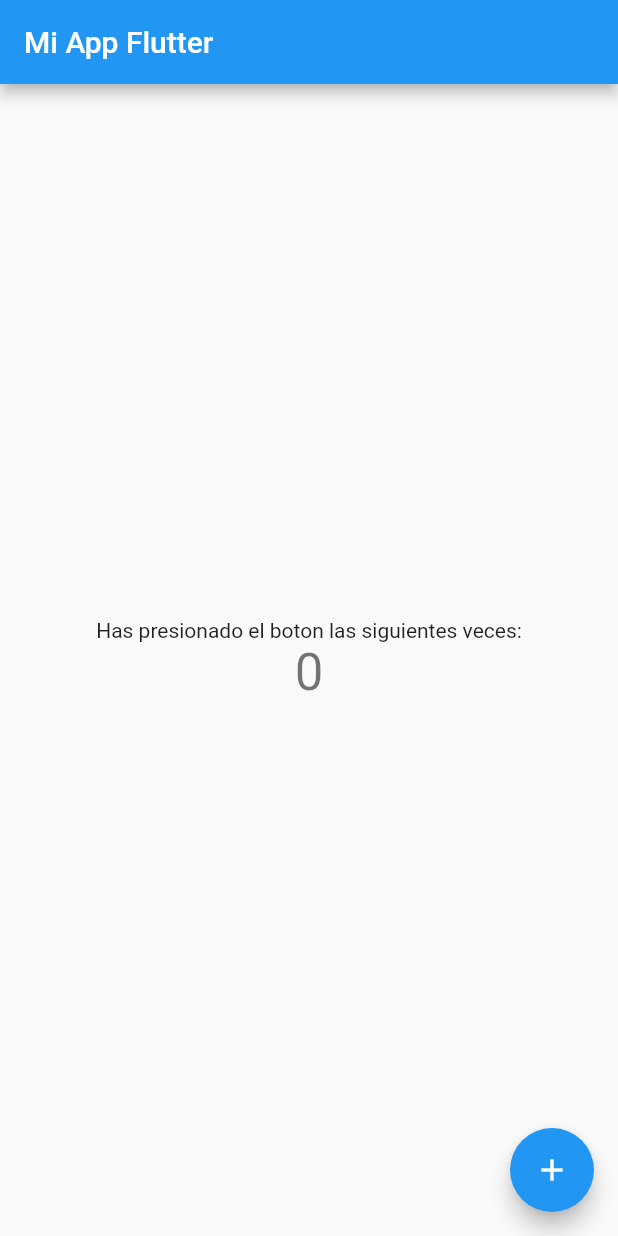
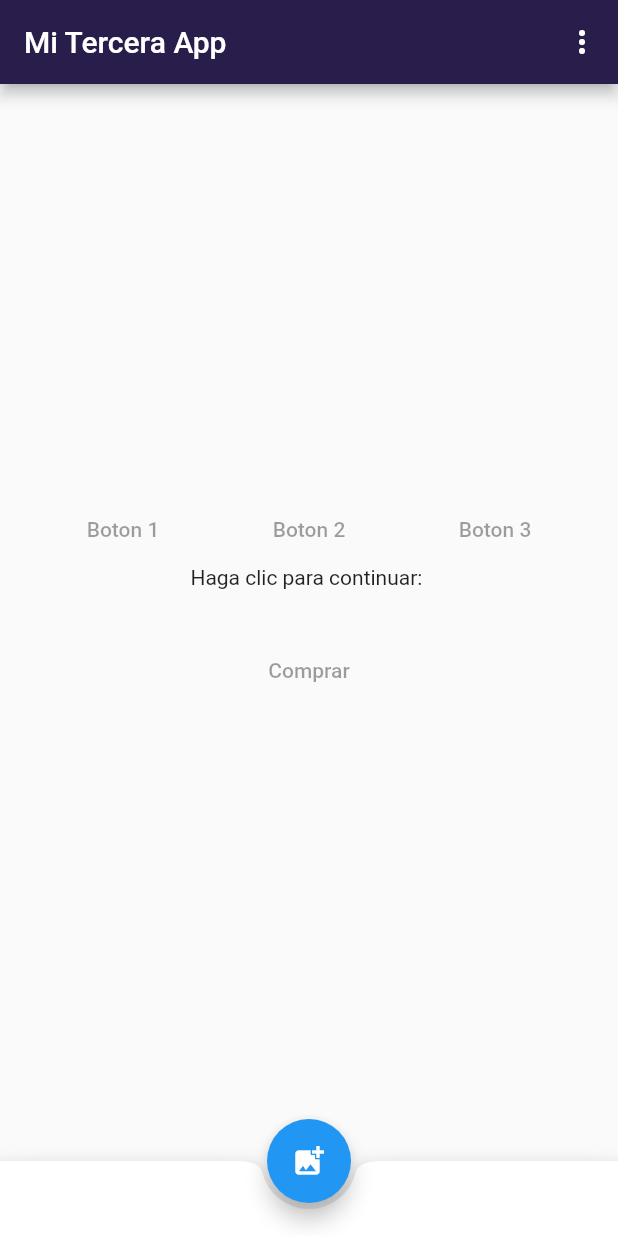
Before and after one commit to brxndo/app_flutter_1, a Flutter app: the screen it shows after launch, on a phone screen of 412 x 824 dp. Run offline on Flutter 3.47's test engine with Material 2 defaults, Android fonts, the phone set to English and light mode, and no system bars.

Commit message:
Agregado botones

```diff
--- a/lib/main.dart
+++ b/lib/main.dart
@@ -1,115 +1,16 @@
+import 'package:app_flutter_1/screens/HomeScreen.dart';
 import 'package:flutter/material.dart';
 
 void main() {
-  runApp(const MyApp());
+  runApp(new MyApp());
 }
 
 class MyApp extends StatelessWidget {
-  const MyApp({super.key});
-
-  // This widget is the root of your application.
   @override
   Widget build(BuildContext context) {
     return MaterialApp(
-      title: 'Flutter Demo',
-      theme: ThemeData(
-        // This is the theme of your application.
-        //
-        // Try running your application with "flutter run". You'll see the
-        // application has a blue toolbar. Then, without quitting the app, try
-        // changing the primarySwatch below to Colors.green and then invoke
-        // "hot reload" (press "r" in the console where you ran "flutter run",
-        // or simply save your changes to "hot reload" in a Flutter IDE).
-        // Notice that the counter didn't reset back to zero; the application
-        // is not restarted.
-        primarySwatch: Colors.blue,
-      ),
-      home: const MyHomePage(title: 'Mi App Flutter'),
-    );
+        debugShowCheckedModeBanner: false,
+        title: "Mi Tercera App",
+        home: HomeScreen());
   }
 }
-
-class MyHomePage extends StatefulWidget {
-  const MyHomePage({super.key, required this.title});
-
-  // This widget is the home page of your application. It is stateful, meaning
-  // that it has a State object (defined below) that contains fields that affect
-  // how it looks.
-
-  // This class is the configuration for the state. It holds the values (in this
-  // case the title) provided by the parent (in this case the App widget) and
-  // used by the build method of the State. Fields in a Widget subclass are
-  // always marked "final".
-
-  final String title;
-
-  @override
-  State<MyHomePage> createState() => _MyHomePageState();
-}
-
-class _MyHomePageState extends State<MyHomePage> {
-  int _counter = 0;
-
-  void _incrementCounter() {
-    setState(() {
-      // This call to setState tells the Flutter framework that something has
-      // changed in this State, which causes it to rerun the build method below
-      // so that the display can reflect the updated values. If we changed
-      // _counter without calling setState(), then the build method would not be
-      // called again, and so nothing would appear to happen.
-      _counter++;
-    });
-  }
-
-  @override
-  Widget build(BuildContext context) {
-    // This method is rerun every time setState is called, for instance as done
-    // by the _incrementCounter method above.
-    //
-    // The Flutter framework has been optimized to make rerunning build methods
-    // fast, so that you can just rebuild anything that needs updating rather
-    // than having to individually change instances of widgets.
-    return Scaffold(
-      appBar: AppBar(
-        // Here we take the value from the MyHomePage object that was created by
-        // the App.build method, and use it to set our appbar title.
-        title: Text(widget.title),
-      ),
-      body: Center(
-        // Center is a layout widget. It takes a single child and positions it
-        // in the middle of the parent.
-        child: Column(
-          // Column is also a layout widget. It takes a list of children and
-          // arranges them vertically. By default, it sizes itself to fit its
-          // children horizontally, and tries to be as tall as its parent.
-          //
-          // Invoke "debug painting" (press "p" in the console, choose the
-          // "Toggle Debug Paint" action from the Flutter Inspector in Android
-          // Studio, or the "Toggle Debug Paint" command in Visual Studio Code)
-          // to see the wireframe for each widget.
-          //
-          // Column has various properties to control how it sizes itself and
-          // how it positions its children. Here we use mainAxisAlignment to
-          // center the children vertically; the main axis here is the vertical
-          // axis because Columns are vertical (the cross axis would be
-          // horizontal).
-          mainAxisAlignment: MainAxisAlignment.center,
-          children: <Widget>[
-            const Text(
-              'Has presionado el boton las siguientes veces:',
-            ),
-            Text(
-              '$_counter',
-              style: Theme.of(context).textTheme.headline4,
-            ),
-          ],
-        ),
-      ),
-      floatingActionButton: FloatingActionButton(
-        onPressed: _incrementCounter,
-        tooltip: 'Increment',
-        child: const Icon(Icons.add),
-      ), // This trailing comma makes auto-formatting nicer for build methods.
-    );
-  }
-}
--- /dev/null
+++ b/lib/screens/HomeScreen.dart
@@ -0,0 +1,121 @@
+import 'package:flutter/material.dart';
+
+class HomeScreen extends StatelessWidget {
+  @override
+  Widget build(BuildContext context) {
+    return Scaffold(
+      appBar: AppBar(
+          title: const Text("Mi Tercera App"),
+          backgroundColor: Color.fromARGB(255, 41, 30, 75),
+          actions: [
+            PopupMenuButton(itemBuilder: (context) {
+              return [
+                PopupMenuItem<int>(
+                  value: 0,
+                  child: Text("Mi Cuenta"),
+                ),
+                PopupMenuItem<int>(value: 1, child: Text("Opciones")),
+                PopupMenuItem<int>(value: 2, child: Text("Salir"))
+              ];
+            })
+          ]),
+      body: Container(
+        padding: const EdgeInsets.all(20),
+        child: Center(
+            child: Column(
+          mainAxisAlignment: MainAxisAlignment.center,
+          crossAxisAlignment: CrossAxisAlignment.center,
+          children: [
+            Row(
+              children: const <Widget>[
+                Expanded(
+                  child: TextButton(
+                    onPressed: (null),
+                    child: Text('Boton 1'),
+                  ),
+                ),
+                const SizedBox(
+                  height: 10,
+                ),
+                Expanded(
+                  child: TextButton(
+                    onPressed: (null),
+                    child: Text('Boton 2'),
+                  ),
+                ),
+                const SizedBox(
+                  height: 10,
+                ),
+                Expanded(
+                  child: TextButton(
+                    onPressed: (null),
+                    child: Text('Boton 3'),
+                  ),
+                ),
+              ],
+            ),
+            Text("Haga clic para continuar: "),
+            const SizedBox(
+              height: 30,
+            ),
+            TextButton(
+              child: const Text('Comprar'),
+              onPressed: null,
+            ),
+            const SizedBox(
+              height: 30,
+            ),
+          ],
+        )),
+      ),
+
+      /*MyCard()*/
+      bottomNavigationBar: BottomAppBar(
+          shape: const CircularNotchedRectangle(),
+          child: Container(
+            height: 50,
+          )),
+      floatingActionButton: FloatingActionButton(
+        onPressed: (() => {}),
+        tooltip: 'Increment Counter',
+        child: const Icon(Icons.add_photo_alternate),
+      ),
+      floatingActionButtonLocation: FloatingActionButtonLocation.centerDocked,
+    );
+  }
+}
+
+class MyCard extends StatelessWidget {
+  @override
+  Widget build(BuildContext context) {
+    return Center(
+      child: Card(
+        child: Column(
+          mainAxisSize: MainAxisSize.min,
+          children: <Widget>[
+            const ListTile(
+              leading: Icon(Icons.album),
+              title: Text('Una Cancion'),
+              subtitle: Text('Music by Los de Adentro.'),
+            ),
+            Row(
+              mainAxisAlignment: MainAxisAlignment.end,
+              children: <Widget>[
+                TextButton(
+                  child: const Text('BUY TICKETS'),
+                  onPressed: () {},
+                ),
+                const SizedBox(width: 8),
+                TextButton(
+                  child: const Text('LISTEN'),
+                  onPressed: () {},
+                ),
+                const SizedBox(width: 8),
+              ],
+            ),
+          ],
+        ),
+      ),
+    );
+  }
+}
```
